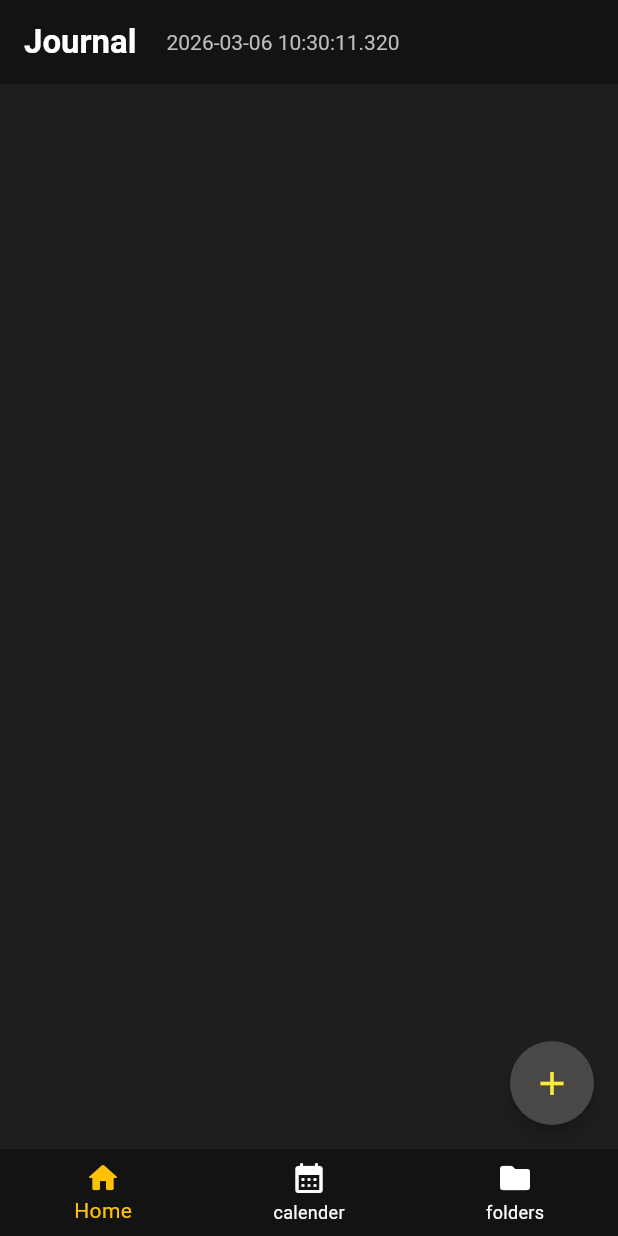
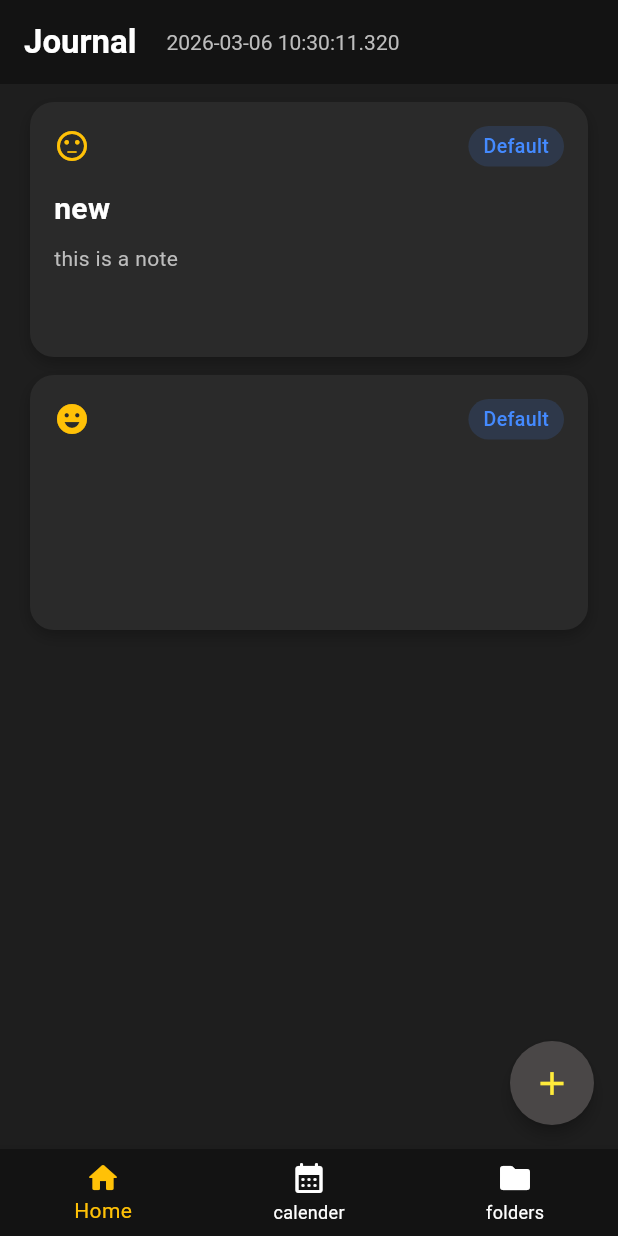
Before and after one commit to BrightBanda/journel_app, a Flutter app: the AddNotePage screen opened by its route, after a tap on "Save Entry", on a phone screen of 412 x 824 dp. Run offline on Flutter 3.47's test engine with Material 3 defaults, Android fonts, the phone set to English and light mode, and no system bars; our stand-ins replace flutter_riverpod, flutter_slidable, sqflite; accounts and stored records are empty.

Commit message:
feat:got saved and retrive notes fully working

```diff
--- a/lib/src/presentation/view/home_page.dart
+++ b/lib/src/presentation/view/home_page.dart
@@ -62,7 +62,7 @@ class _HomePageState extends ConsumerState<HomePage> {
           data: (notes) {
             return folderNot.when(
               data: (folders) {
-                ListView.builder(
+                return ListView.builder(
                   itemCount: notes.length,
                   itemBuilder: (BuildContext context, int index) {
                     final note = notes[index];
@@ -98,8 +98,10 @@ class _HomePageState extends ConsumerState<HomePage> {
               loading: () => CircularProgressIndicator(),
             );
           },
-          loading: () => CircularProgressIndicator(),
-          error: (error, _) => Center(child: Text("Error: $error")),
+          loading: () => Center(child: CircularProgressIndicator()),
+          error: (error, _) => Center(
+            child: Text("Error: $error", style: TextStyle(color: Colors.white)),
+          ),
         ),
       ),
       floatingActionButton: FloatingActionButton(
--- a/lib/src/presentation/viewmodel/add_note_page_viewmodel.dart
+++ b/lib/src/presentation/viewmodel/add_note_page_viewmodel.dart
@@ -4,8 +4,22 @@ import 'package:journel_new/src/data/models/note.dart';
 
 class AddNotePageViewmodel extends AsyncNotifier<List<Note>> {
   @override
-  build() {
-    return [];
+  Future<List<Note>> build() async {
+    final noteMaps = await DatabaseHelper.instance.getAllNotes();
+    final notes = noteMaps
+        .map(
+          (map) => Note(
+            title: map['title'],
+            content: map['content'],
+            createdAt: map['created_at'],
+            mood: map['mood'],
+            id: map['id'],
+            folderId: map['folder_id'],
+          ),
+        )
+        .toList();
+
+    return notes;
   }
 
   void addNote({
@@ -24,7 +38,8 @@ class AddNotePageViewmodel extends AsyncNotifier<List<Note>> {
       createdAt: createdAt,
       id: id,
     );
-    state = AsyncValue.data([...state.value!, newNote]);
+    final currentState = state.value ?? [];
+    state = AsyncValue.data([...currentState, newNote]);
     DatabaseHelper.instance.insertNote(
       id: id,
       title: title,
@@ -33,6 +48,7 @@ class AddNotePageViewmodel extends AsyncNotifier<List<Note>> {
       folder_id: folderId,
       created_at: createdAt,
     );
+    ref.invalidateSelf();
   }
 
   void deleteNote(Note note) {
```
